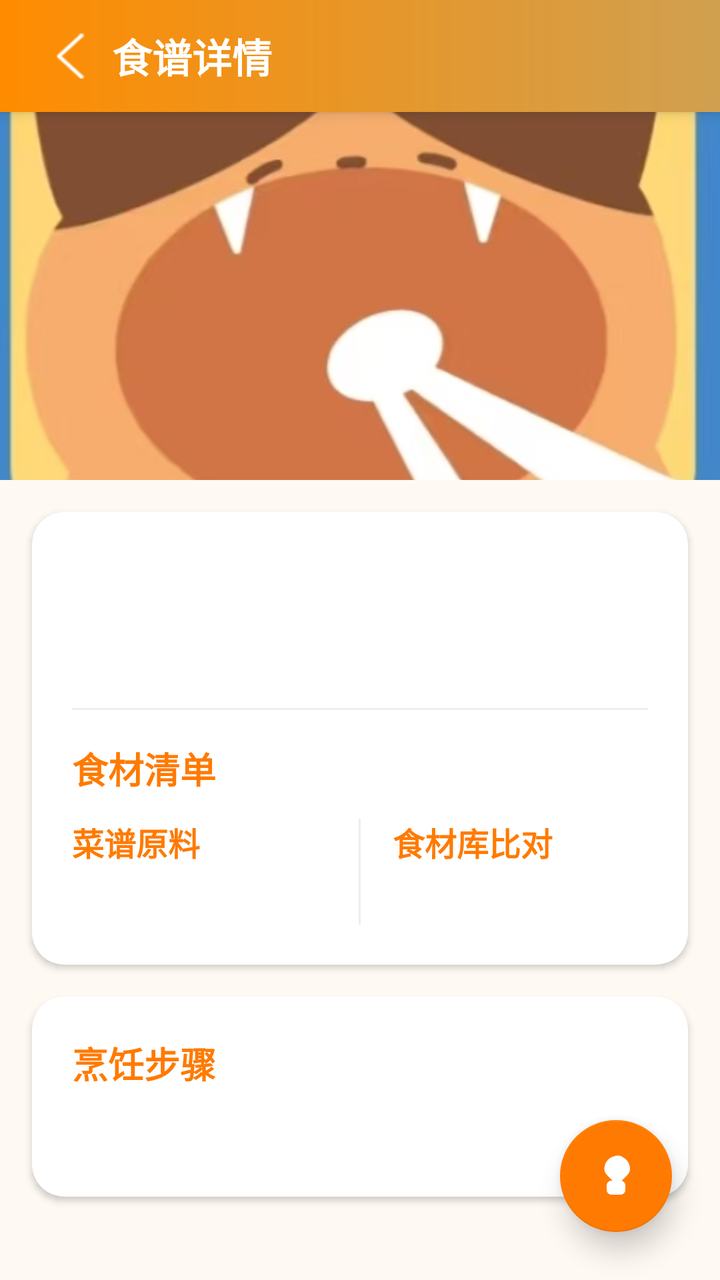
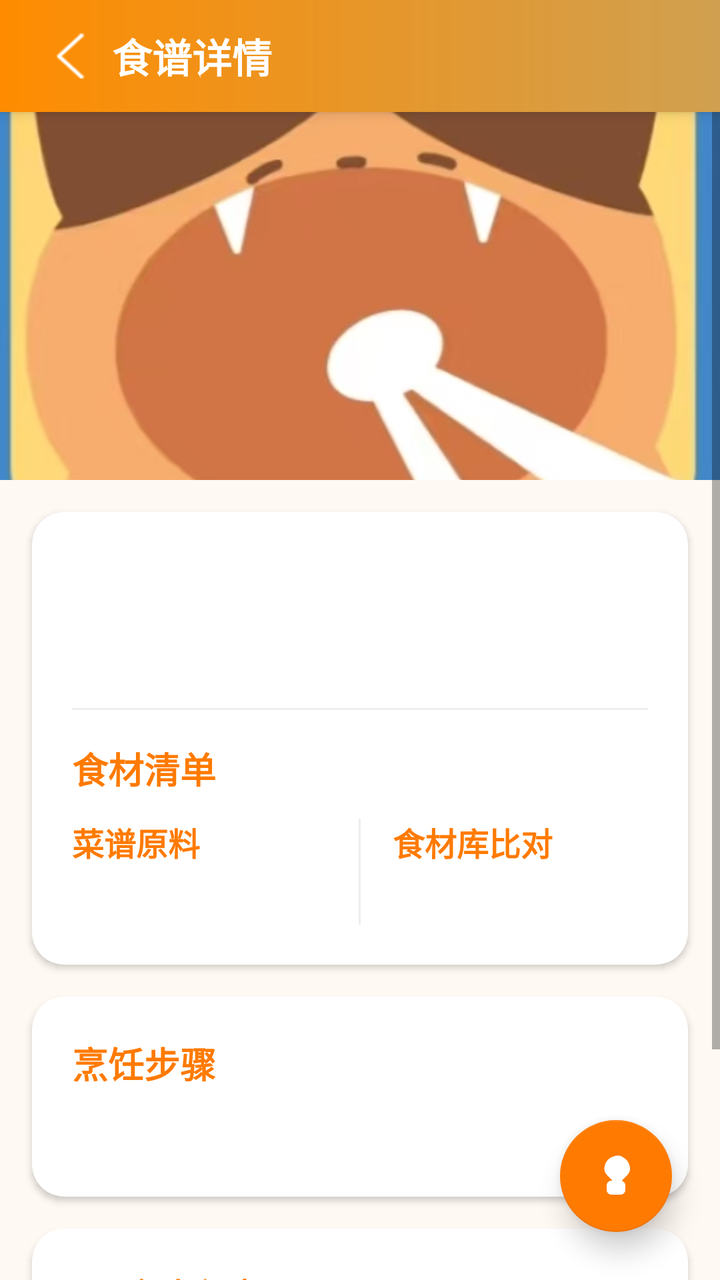

Two renders of the same Android screen: before a commit and after it. Below are the layout's source before the change and the commit's diff.
<!-- AndroidManifest.xml: application theme Theme.Kitchenmanager -->
<!-- res/layout/activity_recipe_detail.xml -->
<?xml version="1.0" encoding="utf-8"?>
<RelativeLayout xmlns:android="http://schemas.android.com/apk/res/android"
    xmlns:app="http://schemas.android.com/apk/res-auto"
    android:layout_width="match_parent"
    android:layout_height="match_parent"
    android:background="#FFF9F3">

    <androidx.appcompat.widget.Toolbar
        android:id="@+id/toolbar"
        android:layout_width="match_parent"
        android:layout_height="?attr/actionBarSize"
        android:background="@drawable/bg_splash_gradient"
        android:elevation="4dp"
        android:theme="@style/ThemeOverlay.AppCompat.Dark.ActionBar">

        <ImageView
            android:id="@+id/iv_back"
            android:layout_width="40dp"
            android:layout_height="40dp"
            android:padding="8dp"
            android:src="@drawable/back"
            android:contentDescription="返回" />

        <TextView
            android:id="@+id/tv_title"
            android:layout_width="wrap_content"
            android:layout_height="wrap_content"
            android:layout_marginStart="16dp"
            android:text="食谱详情"
            android:textSize="20sp"
            android:textColor="#FFFFFF"
            android:textStyle="bold" />
    </androidx.appcompat.widget.Toolbar>
    <ScrollView
        android:layout_width="match_parent"
        android:layout_height="match_parent"
        android:fillViewport="true">

        <LinearLayout
            android:layout_width="match_parent"
            android:layout_height="wrap_content"
            android:orientation="vertical">

            
            <ProgressBar
                android:id="@+id/progressBar"
                android:layout_width="wrap_content"
                android:layout_height="wrap_content"
                android:layout_gravity="center"
                android:layout_marginVertical="32dp"
                android:visibility="gone" />

            
            <ImageView
                android:id="@+id/recipe_image"
                android:layout_width="match_parent"
                android:layout_height="240dp"
                android:scaleType="centerCrop"
                android:src="@drawable/placeholder" />

            
            <androidx.cardview.widget.CardView
                android:layout_width="match_parent"
                android:layout_height="wrap_content"
                android:layout_margin="16dp"
                android:elevation="4dp"
                app:cardBackgroundColor="#FFFFFF"
                app:cardCornerRadius="16dp">

                <LinearLayout
                    android:layout_width="match_parent"
                    android:layout_height="wrap_content"
                    android:orientation="vertical"
                    android:padding="20dp">

                    
                    <TextView
                        android:id="@+id/recipe_name"
                        android:layout_width="match_parent"
                        android:layout_height="wrap_content"
                        android:textSize="24sp"
                        android:textStyle="bold"
                        android:textColor="#333333"
                        android:gravity="center" />

                    
                    <TextView
                        android:id="@+id/recipe_attributes"
                        android:layout_width="match_parent"
                        android:layout_height="wrap_content"
                        android:layout_marginTop="8dp"
                        android:textSize="16sp"
                        android:textColor="#777777"
                        android:gravity="center" />

                    
                    <View
                        android:layout_width="match_parent"
                        android:layout_height="1dp"
                        android:layout_marginVertical="16dp"
                        android:background="#EEEEEE" />

                    
                    
                    <TextView
                        android:layout_width="wrap_content"
                        android:layout_height="wrap_content"
                        android:text="食材清单"
                        android:textSize="18sp"
                        android:textStyle="bold"
                        android:textColor="#FF7A00" />

                    
                    <LinearLayout
                        android:layout_width="match_parent"
                        android:layout_height="wrap_content"
                        android:orientation="horizontal"
                        android:layout_marginTop="12dp">

                        
                        <LinearLayout
                            android:layout_width="0dp"
                            android:layout_height="wrap_content"
                            android:layout_weight="1"
                            android:orientation="vertical">
                            <TextView
                                android:layout_width="wrap_content"
                                android:layout_height="wrap_content"
                                android:text="菜谱原料"
                                android:textSize="16sp"
                                android:textStyle="bold"
                                android:textColor="#FF7A00" />
                            <TextView
                                android:id="@+id/recipe_ingredients"
                                android:layout_width="match_parent"
                                android:layout_height="wrap_content"
                                android:layout_marginTop="8dp"
                                android:textSize="16sp"
                                android:textColor="#333333" />
                        </LinearLayout>

                        
                        <View
                            android:layout_width="1dp"
                            android:layout_height="match_parent"
                            android:layout_marginHorizontal="16dp"
                            android:background="#EEEEEE" />

                        
                        <LinearLayout
                            android:layout_width="0dp"
                            android:layout_height="wrap_content"
                            android:layout_weight="1"
                            android:orientation="vertical">
                            <TextView
                                android:layout_width="wrap_content"
                                android:layout_height="wrap_content"
                                android:text="食材库比对"
                                android:textSize="16sp"
                                android:textStyle="bold"
                                android:textColor="#FF7A00" />
                            <TextView
                                android:id="@+id/ingredient_comparation"
                                android:layout_width="match_parent"
                                android:layout_height="wrap_content"
                                android:layout_marginTop="8dp"
                                android:textSize="16sp"
                                android:textColor="#333333" />
                        </LinearLayout>

                    </LinearLayout>
                </LinearLayout>
            </androidx.cardview.widget.CardView>

            
            <androidx.cardview.widget.CardView
                android:layout_width="match_parent"
                android:layout_height="wrap_content"
                android:layout_marginStart="16dp"
                android:layout_marginEnd="16dp"
                android:layout_marginBottom="32dp"
                android:elevation="4dp"
                app:cardBackgroundColor="#FFFFFF"
                app:cardCornerRadius="16dp">

                <LinearLayout
                    android:layout_width="match_parent"
                    android:layout_height="wrap_content"
                    android:orientation="vertical"
                    android:padding="20dp">

                    
                    <TextView
                        android:layout_width="wrap_content"
                        android:layout_height="wrap_content"
                        android:text="烹饪步骤"
                        android:textSize="18sp"
                        android:textStyle="bold"
                        android:textColor="#FF7A00" />

                    
                    <TextView
                        android:id="@+id/recipe_steps"
                        android:layout_width="match_parent"
                        android:layout_height="wrap_content"
                        android:layout_marginTop="12dp"
                        android:textSize="16sp"
                        android:textColor="#333333" />
                </LinearLayout>
            </androidx.cardview.widget.CardView>
        </LinearLayout>
    </ScrollView>

    
    <com.google.android.material.floatingactionbutton.FloatingActionButton
        android:id="@+id/fabCook"
        android:layout_width="wrap_content"
        android:layout_height="wrap_content"
        android:layout_alignParentBottom="true"
        android:layout_alignParentEnd="true"
        android:layout_margin="24dp"
        android:contentDescription="动手做"
        app:backgroundTint="#FF7A00"
        app:srcCompat="@drawable/ic_cook"
        app:tint="#FFFFFF"
        app:elevation="8dp"
        app:maxImageSize="28dp"
        android:scaleType="center"
        app:rippleColor="#FF9E40" />

</RelativeLayout>
<!-- resources referenced by this layout -->
<resources>
  <!-- drawable back: png bitmap (drawable, 3160 bytes) -->
  <!-- drawable bg_splash_gradient (drawable) -->
  <?xml version="1.0" encoding="utf-8"?>
  <shape xmlns:android="http://schemas.android.com/apk/res/android"
      android:shape="rectangle">
      <gradient
          android:startColor="#FF8C00"
          android:endColor="#D0A050"
          android:type="linear" />
  </shape>
  <!-- drawable ic_cook (drawable) -->
  <?xml version="1.0" encoding="utf-8"?>
  <vector xmlns:android="http://schemas.android.com/apk/res/android"
      android:width="24dp"
      android:height="24dp"
      android:viewportWidth="24"
      android:viewportHeight="24">
  
      
      <path
          android:strokeColor="#FFFFFF"
          android:strokeWidth="1.5"
          android:strokeLineCap="round"
          android:pathData="M12,18L12,14" />
  
      
      <path
          android:fillColor="#FFFFFF"
          android:pathData="M10,14L14,14A2,2 0,0,1 16,16L16,18A2,2 0,0,1 14,20L10,20A2,2 0,0,1 8,18L8,16A2,2 0,0,1 10,14Z" />
  
      
      <path
          android:fillColor="#FFFFFF"
          android:pathData="M18,9C18,10 17.5,11 16.5,12C15.5,13 14,14 14,16C14,17 13.5,18 12.5,18C11.5,18 11,17 11,16C11,14 9.5,13 8.5,12C7.5,11 7,10 7,9C7,7 8,5 10,4C12,3 14,3 15,4C17,5 18,7 18,9Z" />
  </vector>
  <!-- drawable placeholder: jpg bitmap (drawable, 66309 bytes) -->
  <style name="Theme.Kitchenmanager" parent="Base.Theme.Kitchenmanager" />
  <style name="Base.Theme.Kitchenmanager" parent="Theme.MaterialComponents.DayNight.NoActionBar.Bridge">
          
          
      </style>
</resources>

<!-- the commit's change to res/layout/activity_recipe_detail.xml (unified diff, before → after) -->
@@ -31,6 +31,7 @@
             android:textColor="#FFFFFF"
             android:textStyle="bold" />
     </androidx.appcompat.widget.Toolbar>
+
     <ScrollView
         android:layout_width="match_parent"
         android:layout_height="match_parent"
@@ -100,7 +101,6 @@
                         android:layout_marginVertical="16dp"
                         android:background="#EEEEEE" />
 
-                    
                     
                     <TextView
                         android:layout_width="wrap_content"
@@ -178,7 +178,7 @@
                 android:layout_height="wrap_content"
                 android:layout_marginStart="16dp"
                 android:layout_marginEnd="16dp"
-                android:layout_marginBottom="32dp"
+                android:layout_marginBottom="16dp"
                 android:elevation="4dp"
                 app:cardBackgroundColor="#FFFFFF"
                 app:cardCornerRadius="16dp">
@@ -208,6 +208,54 @@
                         android:textColor="#333333" />
                 </LinearLayout>
             </androidx.cardview.widget.CardView>
+
+            
+            <androidx.cardview.widget.CardView
+                android:id="@+id/video_card"
+                android:layout_width="match_parent"
+                android:layout_height="wrap_content"
+                android:layout_marginStart="16dp"
+                android:layout_marginEnd="16dp"
+                android:layout_marginBottom="32dp"
+                android:elevation="4dp"
+                android:visibility="visible"
+                app:cardBackgroundColor="#FFFFFF"
+                app:cardCornerRadius="16dp">
+
+                <LinearLayout
+                    android:layout_width="match_parent"
+                    android:layout_height="wrap_content"
+                    android:orientation="vertical"
+                    android:padding="20dp">
+
+                    
+                    <TextView
+                        android:layout_width="wrap_content"
+                        android:layout_height="wrap_content"
+                        android:text="📺 参考视频"
+                        android:textSize="18sp"
+                        android:textStyle="bold"
+                        android:textColor="#FF7A00" />
+
+                    
+                    <TextView
+                        android:id="@+id/video_link"
+                        android:layout_width="match_parent"
+                        android:layout_height="wrap_content"
+                        android:layout_marginTop="12dp"
+                        android:padding="12dp"
+                        android:background="?attr/selectableItemBackground"
+                        android:text="点击观看视频教程"
+                        android:textColor="#2196F3"
+                        android:textSize="16sp"
+                        android:drawableStart="@android:drawable/ic_menu_view"
+                        android:drawablePadding="8dp"
+                        android:gravity="center_vertical"
+                        android:clickable="true"
+                        android:focusable="true" />
+                </LinearLayout>
+            </androidx.cardview.widget.CardView>
+
         </LinearLayout>
     </ScrollView>
 
